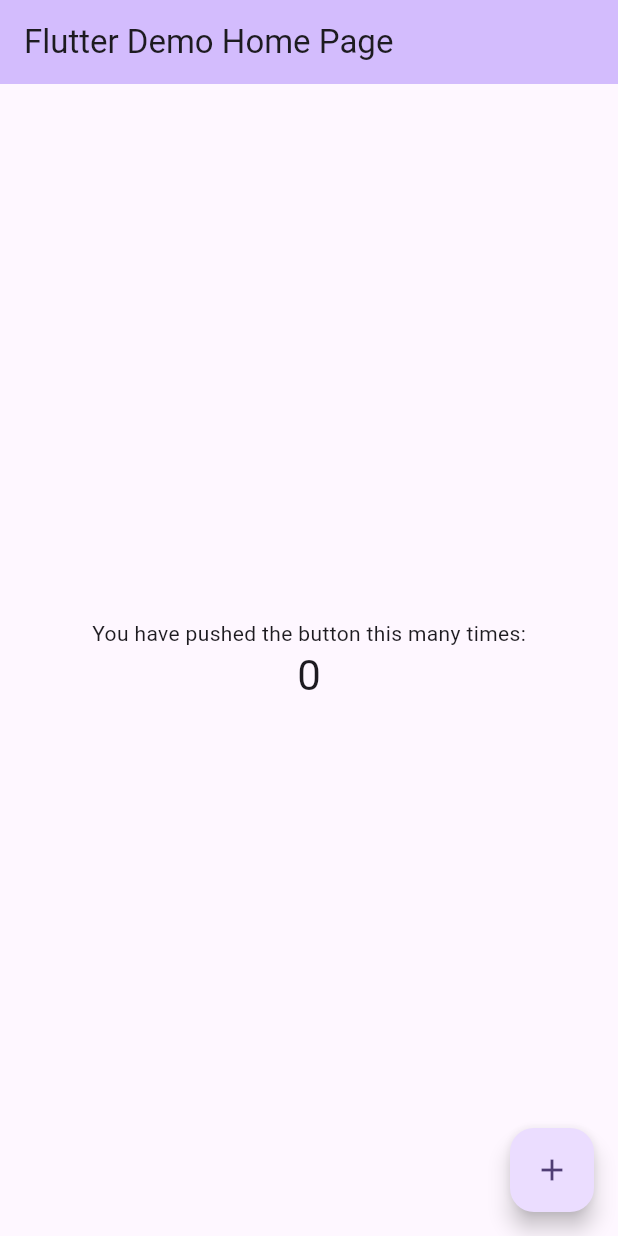
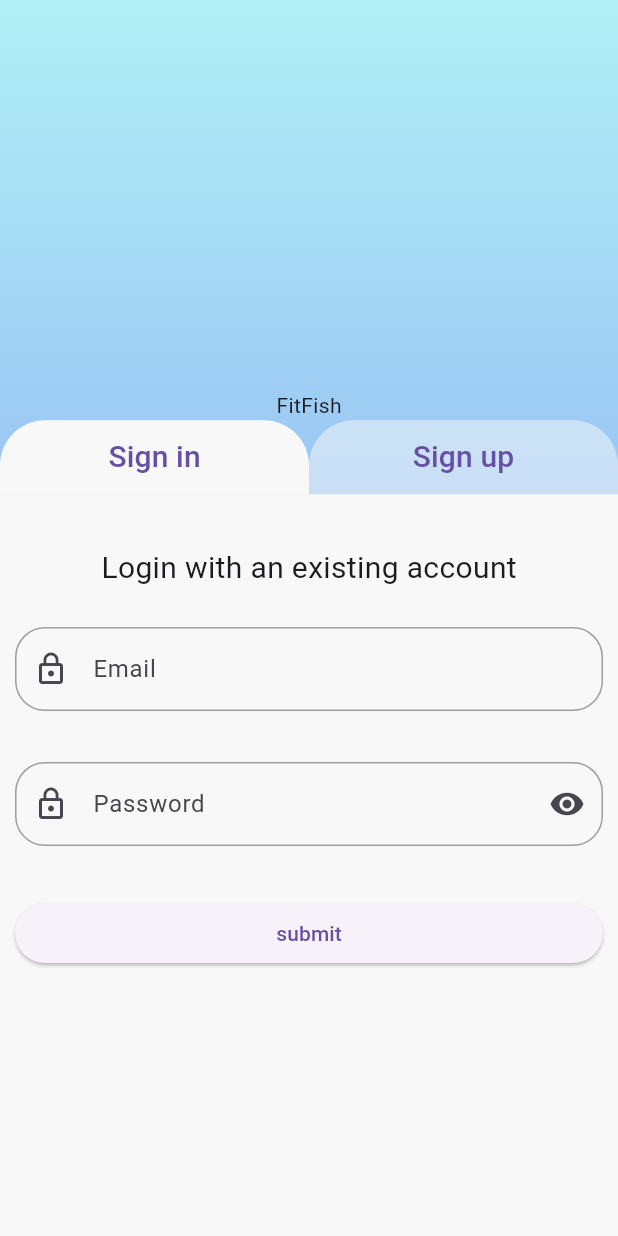
Before and after one commit to 5a-Fitness-App/fitness, a Flutter app: the screen it shows after launch, on a phone screen of 412 x 824 dp. Run offline on Flutter 3.47's test engine with Material 3 defaults, Android fonts, the phone set to English and light mode, and no system bars.

Commit message:
T5-8 <-created the base of the login page, e.g. email and text field, submit button, login and registration pages. Needs styling>

```diff
--- /dev/null
+++ b/flutter/lib/flutter_template.dart
@@ -0,0 +1,126 @@
+import 'package:flutter/material.dart';
+
+void main() {
+  runApp(const MyApp());
+}
+
+class MyApp extends StatelessWidget {
+  const MyApp({super.key});
+
+  // This widget is the root of your application.
+  @override
+  Widget build(BuildContext context) {
+    return MaterialApp(
+      title: 'Flutter Demo',
+      theme: ThemeData(
+        // This is the theme of your application.
+        //
+        // TRY THIS: Try running your application with "flutter run". You'll see
+        // the application has a purple toolbar. Then, without quitting the app,
+        // try changing the seedColor in the colorScheme below to Colors.green
+        // and then invoke "hot reload" (save your changes or press the "hot
+        // reload" button in a Flutter-supported IDE, or press "r" if you used
+        // the command line to start the app).
+        //
+        // Notice that the counter didn't reset back to zero; the application
+        // state is not lost during the reload. To reset the state, use hot
+        // restart instead.
+        //
+        // This works for code too, not just values: Most code changes can be
+        // tested with just a hot reload.
+        colorScheme: ColorScheme.fromSeed(seedColor: Colors.deepPurple),
+        useMaterial3: true,
+      ),
+      home: const MyHomePage(title: 'Flutter Demo Home Page'),
+    );
+  }
+}
+
+class MyHomePage extends StatefulWidget {
+  const MyHomePage({super.key, required this.title});
+
+  // This widget is the home page of your application. It is stateful, meaning
+  // that it has a State object (defined below) that contains fields that affect
+  // how it looks.
+
+  // This class is the configuration for the state. It holds the values (in this
+  // case the title) provided by the parent (in this case the App widget) and
+  // used by the build method of the State. Fields in a Widget subclass are
+  // always marked "final".
+
+  final String title;
+
+  @override
+  State<MyHomePage> createState() => _MyHomePageState();
+}
+
+class _MyHomePageState extends State<MyHomePage> {
+  int _counter = 0;
+
+  void _incrementCounter() {
+    setState(() {
+      // This call to setState tells the Flutter framework that something has
+      // changed in this State, which causes it to rerun the build method below
+      // so that the display can reflect the updated values. If we changed
+      // _counter without calling setState(), then the build method would not be
+      // called again, and so nothing would appear to happen.
+      _counter++;
+    });
+  }
+
+  @override
+  Widget build(BuildContext context) {
+    // This method is rerun every time setState is called, for instance as done
+    // by the _incrementCounter method above.
+    //
+    // The Flutter framework has been optimized to make rerunning build methods
+    // fast, so that you can just rebuild anything that needs updating rather
+    // than having to individually change instances of widgets.
+    return Scaffold(
+      appBar: AppBar(
+        // TRY THIS: Try changing the color here to a specific color (to
+        // Colors.amber, perhaps?) and trigger a hot reload to see the AppBar
+        // change color while the other colors stay the same.
+        backgroundColor: Theme.of(context).colorScheme.inversePrimary,
+        // Here we take the value from the MyHomePage object that was created by
+        // the App.build method, and use it to set our appbar title.
+        title: Text(widget.title),
+      ),
+      body: Center(
+        // Center is a layout widget. It takes a single child and positions it
+        // in the middle of the parent.
+        child: Column(
+          // Column is also a layout widget. It takes a list of children and
+          // arranges them vertically. By default, it sizes itself to fit its
+          // children horizontally, and tries to be as tall as its parent.
+          //
+          // Column has various properties to control how it sizes itself and
+          // how it positions its children. Here we use mainAxisAlignment to
+          // center the children vertically; the main axis here is the vertical
+          // axis because Columns are vertical (the cross axis would be
+          // horizontal).
+          //
+          // TRY THIS: Invoke "debug painting" (choose the "Toggle Debug Paint"
+          // action in the IDE, or press "p" in the console), to see the
+          // wireframe for each widget.
+          mainAxisAlignment: MainAxisAlignment.center,
+          children: <Widget>[
+
+            const Text(
+              'You have pushed the button this many times:',
+            ),
+            Text(
+              '$_counter',
+              style: Theme.of(context).textTheme.headlineMedium,
+            ),
+          ],
+        ),
+      ),
+      floatingActionButton: FloatingActionButton(
+        onPressed: _incrementCounter,
+        tooltip: 'Increment',
+        child: const Icon(Icons.add),
+      ), // This trailing comma makes auto-formatting nicer for build methods.
+    );
+  }
+}
--- /dev/null
+++ b/flutter/lib/login_screen.dart
@@ -0,0 +1,217 @@
+import 'package:flutter/material.dart';
+
+class LoginScreen extends StatefulWidget {
+  const LoginScreen({super.key});
+
+  @override
+  LoginScreenState createState() => LoginScreenState();
+}
+
+class LoginScreenState extends State<LoginScreen> {
+  final formKey = GlobalKey<FormState>();
+  final emailController = TextEditingController();
+  final passwordController = TextEditingController();
+
+  String? emailError;
+  String? passwordError;
+
+  bool hidePassword = true;
+  bool registrationMode =
+      false; //if false shows login form, if true shows registration form
+
+  @override
+  void dispose() {
+    emailController.dispose();
+    passwordController.dispose();
+    super.dispose();
+  }
+
+  @override
+  void didChangeDependencies() {
+    super.didChangeDependencies();
+
+    WidgetsBinding.instance.addPostFrameCallback((_) {});
+  }
+
+  Widget buildForm() {
+    return Form(
+      key: formKey,
+      child: Column(
+        children: [
+          SizedBox(
+              height: 90,
+              child: TextFormField(
+                controller: emailController,
+                decoration: InputDecoration(
+                  hintText: 'Enter your email',
+                  labelText: 'Email',
+                  errorText: emailError,
+                  prefixIcon: const Icon(Icons.lock_outline),
+                  enabledBorder: const OutlineInputBorder(
+                      borderRadius: BorderRadius.all(Radius.circular(20)),
+                      borderSide: BorderSide(color: Colors.grey, width: 1)),
+                  focusedBorder: const OutlineInputBorder(
+                      borderRadius: BorderRadius.all(Radius.circular(20)),
+                      borderSide: BorderSide(color: Colors.grey, width: 2)),
+                ),
+                validator: (value) {
+                  if (value == null || value.isEmpty) {
+                    return 'Please enter your password';
+                  }
+                  if (value.length < 6) {
+                    return 'Password must be at least 6 characters';
+                  }
+                  //if password incorrect
+                  return null;
+                },
+              )),
+          SizedBox(
+              height: 90,
+              child: TextFormField(
+                controller: passwordController,
+                obscureText: hidePassword,
+                decoration: InputDecoration(
+                  hintText: 'Enter your password',
+                  labelText: 'Password',
+                  errorText: passwordError,
+                  prefixIcon: const Icon(Icons.lock_outline),
+                  suffixIcon: IconButton(
+                    onPressed: () {
+                      setState(() {
+                        hidePassword = !hidePassword;
+                      });
+                    },
+                    icon: Icon(
+                        hidePassword ? Icons.visibility : Icons.visibility_off),
+                  ),
+                  enabledBorder: const OutlineInputBorder(
+                      borderRadius: BorderRadius.all(Radius.circular(20)),
+                      borderSide: BorderSide(color: Colors.grey, width: 1)),
+                  focusedBorder: const OutlineInputBorder(
+                      borderRadius: BorderRadius.all(Radius.circular(20)),
+                      borderSide: BorderSide(color: Colors.grey, width: 2)),
+                ),
+                validator: (value) {
+                  if (value == null || value.isEmpty) {
+                    return 'Please enter your password';
+                  }
+                  if (value.length < 6) {
+                    return 'Password must be at least 6 characters';
+                  }
+                  //if password incorrect
+                  return null;
+                },
+              )),
+        ],
+      ),
+    );
+  }
+
+  @override
+  Widget build(BuildContext context) {
+    return Scaffold(
+      backgroundColor: const Color.fromRGBO(248, 248, 248, 1),
+      body: SingleChildScrollView(
+          child: Column(
+        children: [
+          Container(
+            width: double.infinity,
+            height: MediaQuery.of(context).size.height * 0.4,
+            decoration: const BoxDecoration(
+                gradient: LinearGradient(
+              colors: [
+                Color.fromRGBO(177, 240, 246, 1),
+                Color.fromRGBO(154, 197, 244, 1),
+              ],
+              begin: Alignment.topCenter,
+              end: Alignment.bottomCenter,
+            )),
+            child: Column(
+              mainAxisAlignment: MainAxisAlignment.end,
+              children: [
+                const Align(alignment: Alignment.center, child: Text('FitFish')),
+
+                Row(crossAxisAlignment: CrossAxisAlignment.end, children: [
+                  ElevatedButton(
+                    onPressed: () {
+                      setState(() {
+                        registrationMode = false;
+                      });
+                    },
+                    style: ElevatedButton.styleFrom(
+                        padding: EdgeInsets.zero,
+                        fixedSize: Size(MediaQuery.of(context).size.width * 0.5,
+                            MediaQuery.of(context).size.height * 0.06),
+                        backgroundColor: registrationMode
+                            ? const Color.fromRGBO(248, 248, 248, 0.5)
+                            : const Color.fromRGBO(248, 248, 248, 1),
+                        shadowColor: Colors.transparent,
+                        shape: const RoundedRectangleBorder(
+                            borderRadius: BorderRadius.only(
+                                topLeft: Radius.circular(30),
+                                topRight: Radius.circular(30)))),
+                    child: const Text(
+                      'Sign in',
+                      style: TextStyle(fontSize: 20),
+                    ),
+                  ),
+                  ElevatedButton(
+                    onPressed: () {
+                      setState(() {
+                        registrationMode = true;
+                      });
+                    },
+                    style: ElevatedButton.styleFrom(
+                        elevation: 0,
+                        fixedSize: Size(MediaQuery.of(context).size.width * 0.5,
+                            MediaQuery.of(context).size.height * 0.06),
+                        backgroundColor: registrationMode
+                            ? const Color.fromRGBO(248, 248, 248, 1)
+                            : const Color.fromRGBO(248, 248, 248, 0.5),
+                        shadowColor: Colors.transparent,
+                        shape: const RoundedRectangleBorder(
+                            borderRadius: BorderRadius.only(
+                                topLeft: Radius.circular(30),
+                                topRight: Radius.circular(30)))),
+                    child: const Text(
+                      'Sign up',
+                      style: TextStyle(fontSize: 20),
+                    ),
+                  ),
+                ])
+              ],
+            ),
+          ),
+          Container(
+            padding: const EdgeInsets.all(10),
+            decoration:
+                const BoxDecoration(color: Color.fromRGBO(248, 248, 248, 1)),
+            child: Column(
+              mainAxisSize: MainAxisSize.min,
+              children: [
+                SizedBox(height: MediaQuery.of(context).size.height * 0.03),
+                Text(
+                  registrationMode
+                      ? 'Create a new account'
+                      : 'Login with an existing account',
+                  style: const TextStyle(
+                    fontSize: 20,
+                  ),
+                ),
+                SizedBox(height: MediaQuery.of(context).size.height * 0.03),
+                buildForm(),
+                ElevatedButton(
+                  onPressed: () {},
+                  style: ElevatedButton.styleFrom(
+                      fixedSize: Size(MediaQuery.of(context).size.width,
+                          MediaQuery.of(context).size.height * 0.035)),
+                  child: const Text('submit'),
+                ),
+              ],
+            ),
+          ),
+        ],
+      )),
+    );
+  }
+}
--- a/flutter/lib/main.dart
+++ b/flutter/lib/main.dart
@@ -1,125 +1,20 @@
 import 'package:flutter/material.dart';
+import 'package:fitness_app/login_screen.dart';
 
-void main() {
+Future<void> main() async {
+  WidgetsFlutterBinding.ensureInitialized();
+
   runApp(const MyApp());
 }
 
 class MyApp extends StatelessWidget {
   const MyApp({super.key});
 
-  // This widget is the root of your application.
   @override
   Widget build(BuildContext context) {
     return MaterialApp(
-      title: 'Flutter Demo',
-      theme: ThemeData(
-        // This is the theme of your application.
-        //
-        // TRY THIS: Try running your application with "flutter run". You'll see
-        // the application has a purple toolbar. Then, without quitting the app,
-        // try changing the seedColor in the colorScheme below to Colors.green
-        // and then invoke "hot reload" (save your changes or press the "hot
-        // reload" button in a Flutter-supported IDE, or press "r" if you used
-        // the command line to start the app).
-        //
-        // Notice that the counter didn't reset back to zero; the application
-        // state is not lost during the reload. To reset the state, use hot
-        // restart instead.
-        //
-        // This works for code too, not just values: Most code changes can be
-        // tested with just a hot reload.
-        colorScheme: ColorScheme.fromSeed(seedColor: Colors.deepPurple),
-        useMaterial3: true,
-      ),
-      home: const MyHomePage(title: 'Flutter Demo Home Page'),
-    );
+        debugShowCheckedModeBanner: false,
+        home: Builder(
+            builder: (context) => const LoginScreen()));
   }
 }
-
-class MyHomePage extends StatefulWidget {
-  const MyHomePage({super.key, required this.title});
-
-  // This widget is the home page of your application. It is stateful, meaning
-  // that it has a State object (defined below) that contains fields that affect
-  // how it looks.
-
-  // This class is the configuration for the state. It holds the values (in this
-  // case the title) provided by the parent (in this case the App widget) and
-  // used by the build method of the State. Fields in a Widget subclass are
-  // always marked "final".
-
-  final String title;
-
-  @override
-  State<MyHomePage> createState() => _MyHomePageState();
-}
-
-class _MyHomePageState extends State<MyHomePage> {
-  int _counter = 0;
-
-  void _incrementCounter() {
-    setState(() {
-      // This call to setState tells the Flutter framework that something has
-      // changed in this State, which causes it to rerun the build method below
-      // so that the display can reflect the updated values. If we changed
-      // _counter without calling setState(), then the build method would not be
-      // called again, and so nothing would appear to happen.
-      _counter++;
-    });
-  }
-
-  @override
-  Widget build(BuildContext context) {
-    // This method is rerun every time setState is called, for instance as done
-    // by the _incrementCounter method above.
-    //
-    // The Flutter framework has been optimized to make rerunning build methods
-    // fast, so that you can just rebuild anything that needs updating rather
-    // than having to individually change instances of widgets.
-    return Scaffold(
-      appBar: AppBar(
-        // TRY THIS: Try changing the color here to a specific color (to
-        // Colors.amber, perhaps?) and trigger a hot reload to see the AppBar
-        // change color while the other colors stay the same.
-        backgroundColor: Theme.of(context).colorScheme.inversePrimary,
-        // Here we take the value from the MyHomePage object that was created by
-        // the App.build method, and use it to set our appbar title.
-        title: Text(widget.title),
-      ),
-      body: Center(
-        // Center is a layout widget. It takes a single child and positions it
-        // in the middle of the parent.
-        child: Column(
-          // Column is also a layout widget. It takes a list of children and
-          // arranges them vertically. By default, it sizes itself to fit its
-          // children horizontally, and tries to be as tall as its parent.
-          //
-          // Column has various properties to control how it sizes itself and
-          // how it positions its children. Here we use mainAxisAlignment to
-          // center the children vertically; the main axis here is the vertical
-          // axis because Columns are vertical (the cross axis would be
-          // horizontal).
-          //
-          // TRY THIS: Invoke "debug painting" (choose the "Toggle Debug Paint"
-          // action in the IDE, or press "p" in the console), to see the
-          // wireframe for each widget.
-          mainAxisAlignment: MainAxisAlignment.center,
-          children: <Widget>[
-            const Text(
-              'You have pushed the button this many times:',
-            ),
-            Text(
-              '$_counter',
-              style: Theme.of(context).textTheme.headlineMedium,
-            ),
-          ],
-        ),
-      ),
-      floatingActionButton: FloatingActionButton(
-        onPressed: _incrementCounter,
-        tooltip: 'Increment',
-        child: const Icon(Icons.add),
-      ), // This trailing comma makes auto-formatting nicer for build methods.
-    );
-  }
-}
```
Also changed, not shown: flutter/pubspec.lock, 4 other files.
